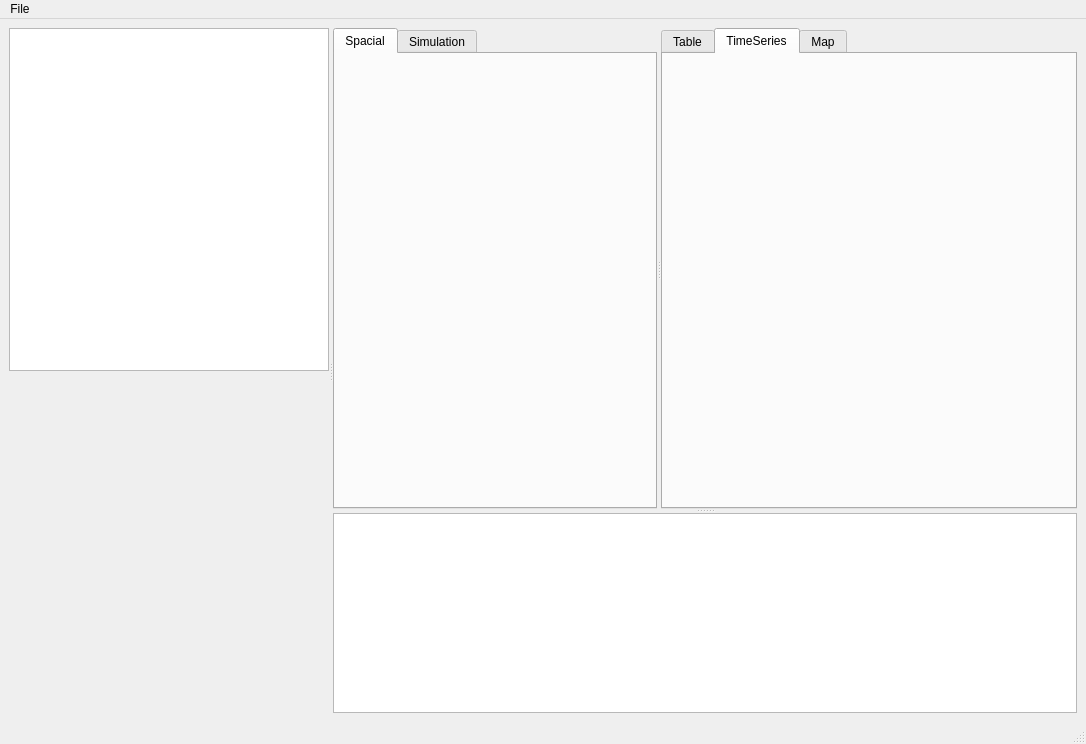
This is src/ui_files/ui_ApplicationWindow.ui in tripathi-24/magnavis_v4_Interpol_Enhance_Trg as Qt 5 draws it before an edit. The edited form follows.
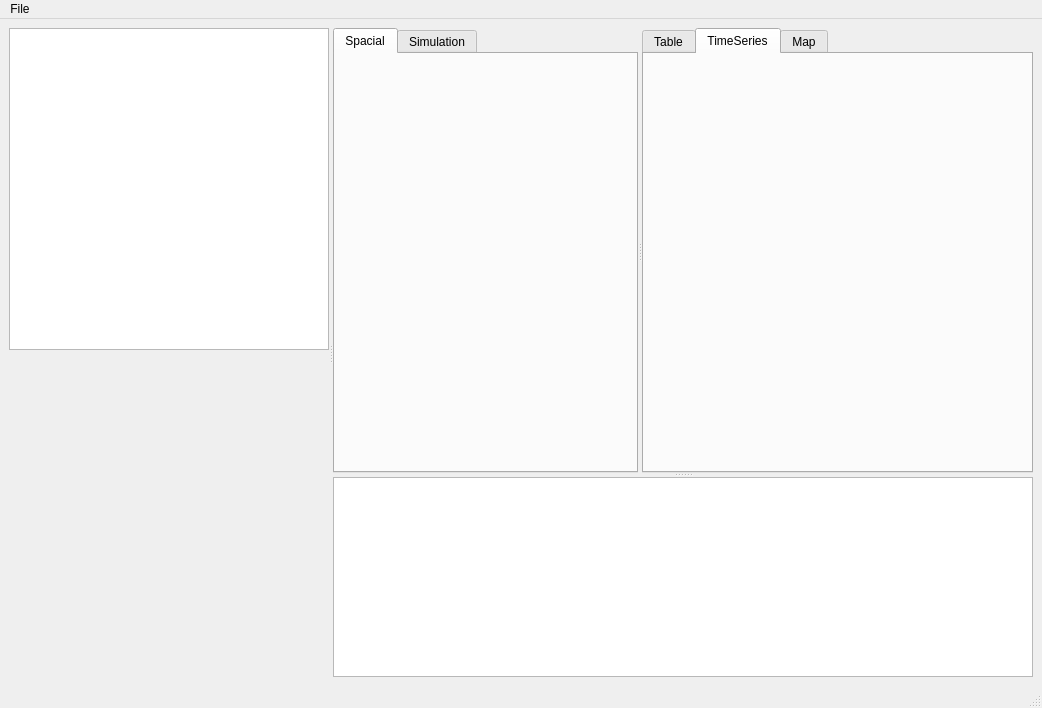
This is the edited form.

Patch:
```diff
--- a/src/ui_files/ui_ApplicationWindow.ui
+++ b/src/ui_files/ui_ApplicationWindow.ui
@@ -6,8 +6,8 @@
    <rect>
     <x>0</x>
     <y>0</y>
-    <width>1086</width>
-    <height>744</height>
+    <width>1042</width>
+    <height>708</height>
    </rect>
   </property>
   <property name="windowTitle">
@@ -125,7 +125,7 @@
     <rect>
      <x>0</x>
      <y>0</y>
-     <width>1086</width>
+     <width>1042</width>
      <height>21</height>
     </rect>
    </property>
```
